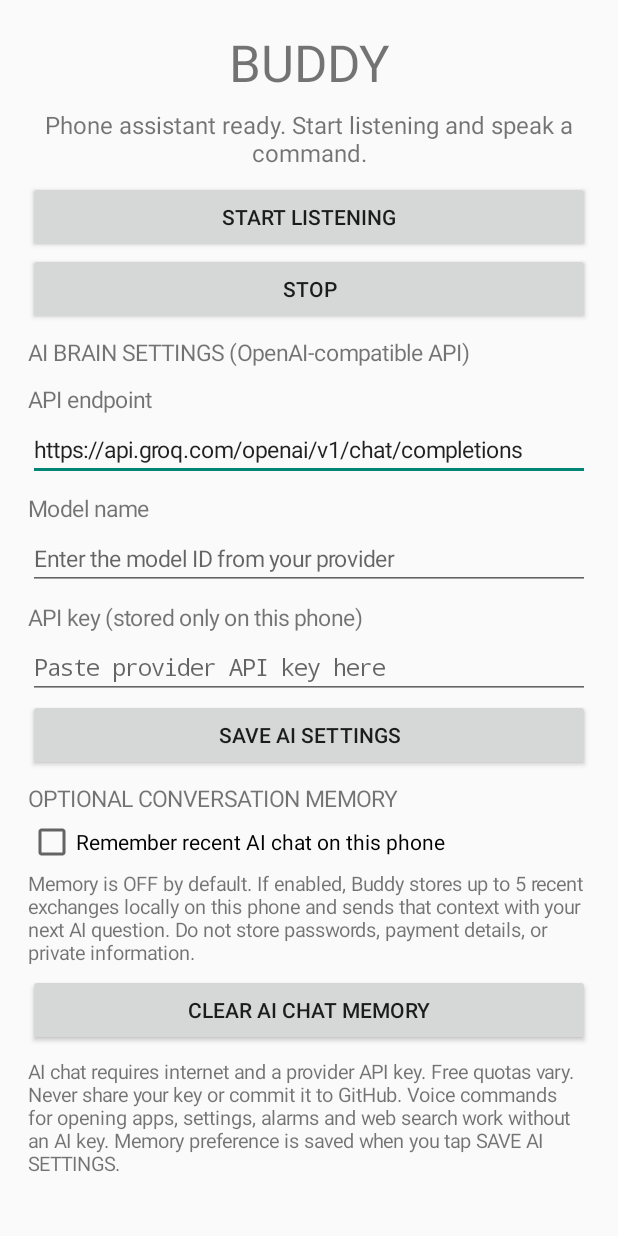
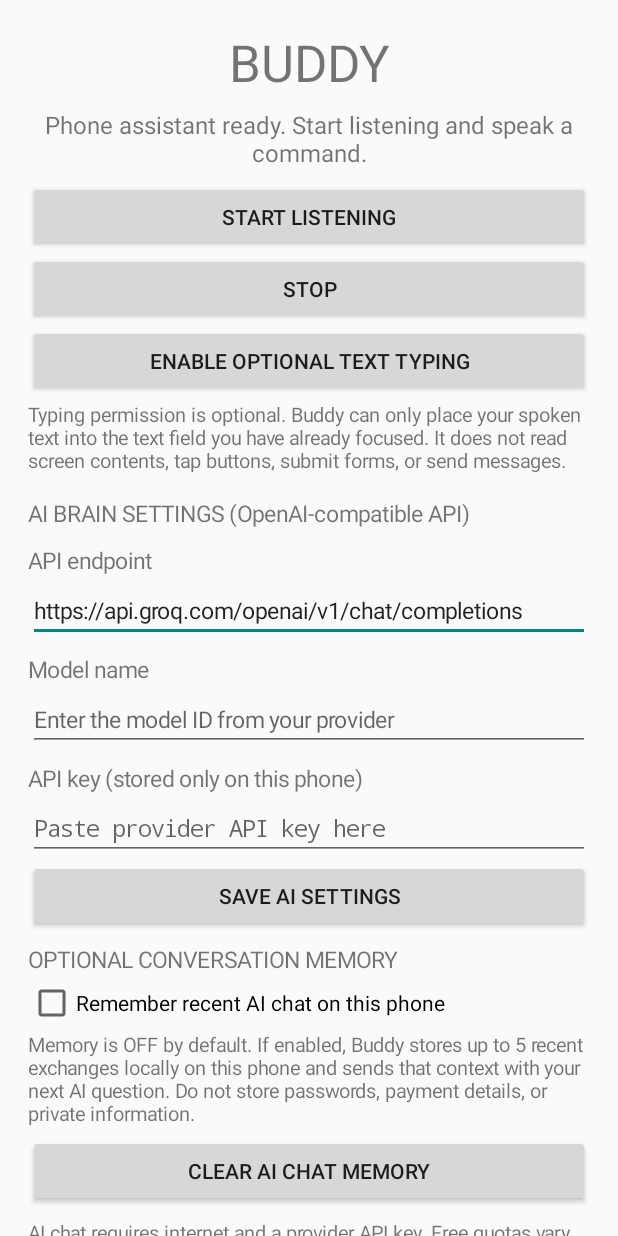
Before and after one commit to 9304848185aS/Buddy-4, an Android app: the screen it shows after launch (MainActivity), on a phone screen of 412 x 824 dp. Run offline under Robolectric (Android 15) with nearby library versions, the phone set to English and light mode, and no system bars.

Commit message:
Add clear opt-in setup for Buddy voice typing

```diff
--- a/app/src/main/java/com/example/buddy/MainActivity.kt
+++ b/app/src/main/java/com/example/buddy/MainActivity.kt
@@ -66,6 +66,23 @@ class MainActivity : Activity() {
                 stopService(Intent(this@MainActivity, BuddyListeningService::class.java))
                 status.text = "Stopped"
             }
+        })
+
+        content.addView(Button(this).apply {
+            text = "ENABLE OPTIONAL TEXT TYPING"
+            setOnClickListener {
+                Toast.makeText(
+                    this@MainActivity,
+                    "Android Accessibility settings will open. Enable Buddy only if you want voice typing into the field you have focused.",
+                    Toast.LENGTH_LONG
+                ).show()
+                startActivity(Intent(android.provider.Settings.ACTION_ACCESSIBILITY_SETTINGS))
+            }
+        })
+        content.addView(TextView(this).apply {
+            text = "Typing permission is optional. Buddy can only place your spoken text into the text field you have already focused. It does not read screen contents, tap buttons, submit forms, or send messages."
+            textSize = 13f
+            setPadding(0, 4, 0, 12)
         })
 
         content.addView(label("AI BRAIN SETTINGS (OpenAI-compatible API)"))
```
